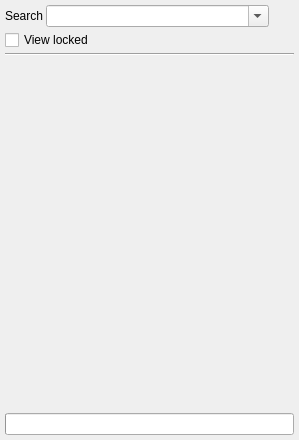
Qt form v2/branches/dev/qCtagsSense/src/qCtagsSenseBrowser.ui (testmana2/mks) before a commit.
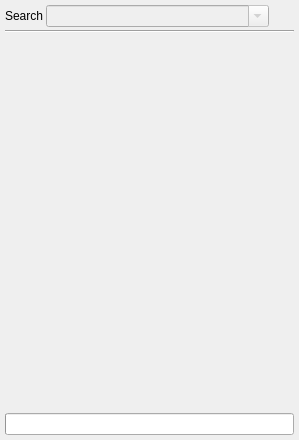
The same form after that commit.

Commit message: Remove the  "locked view" option in the class browser. remove the frame in pChild class. Rework Output UI of MessageBox plugin.

Diff of the .ui file:
```diff
--- a/v2/branches/dev/qCtagsSense/src/qCtagsSenseBrowser.ui
+++ b/v2/branches/dev/qCtagsSense/src/qCtagsSenseBrowser.ui
@@ -10,15 +10,10 @@
     <height>440</height>
    </rect>
   </property>
-  <layout class="QVBoxLayout" name="verticalLayout">
-   <property name="spacing">
-    <number>3</number>
-   </property>
+  <layout class="QGridLayout" name="gridLayout">
    <property name="margin">
     <number>5</number>
    </property>
-   <item>
-    <layout class="QGridLayout" name="gridLayout">
      <property name="spacing">
       <number>3</number>
      </property>
@@ -37,6 +32,9 @@
      </item>
      <item row="0" column="1">
       <widget class="QComboBox" name="cbSearchs">
+     <property name="enabled">
+      <bool>false</bool>
+     </property>
        <property name="editable">
         <bool>true</bool>
        </property>
@@ -68,22 +66,13 @@
       </widget>
      </item>
      <item row="1" column="0" colspan="3">
-      <widget class="QCheckBox" name="cbLocked">
-       <property name="text">
-        <string>View locked</string>
-       </property>
-      </widget>
-     </item>
-    </layout>
-   </item>
-   <item>
     <widget class="Line" name="line">
      <property name="orientation">
       <enum>Qt::Horizontal</enum>
      </property>
     </widget>
    </item>
-   <item>
+   <item row="2" column="0" colspan="3">
     <widget class="QTreeView" name="tvMembers">
      <property name="palette">
       <palette>
@@ -139,7 +128,7 @@
      </property>
     </widget>
    </item>
-   <item>
+   <item row="3" column="0" colspan="3">
     <widget class="QProgressBar" name="pbIndexing">
      <property name="alignment">
       <set>Qt::AlignCenter</set>
```
Lines whose indentation alone changed are shown as unchanged. The commit also changes 3 other files.
